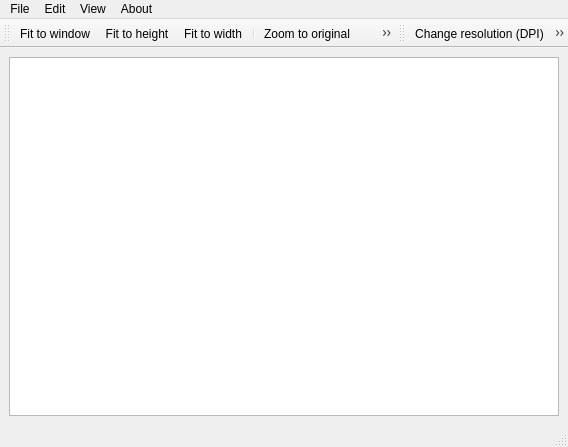
The window that dialogs/mainwindow.ui (zdenop/Qt-Leptonica) describes before a commit, drawn with Qt 5.
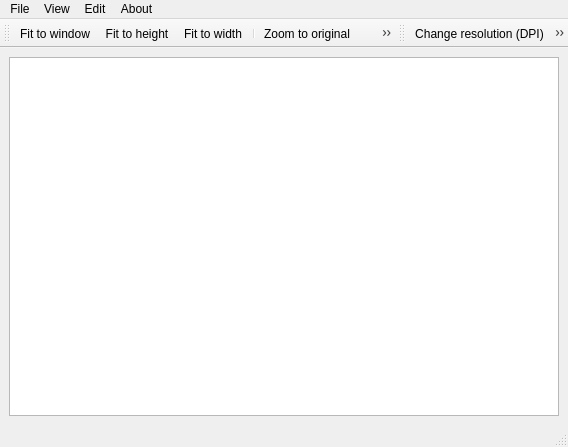
The same window after the commit. Icons and pictures are not drawn.

Patch:
```diff
--- a/dialogs/mainwindow.ui
+++ b/dialogs/mainwindow.ui
@@ -34,7 +34,7 @@
      <x>0</x>
      <y>0</y>
      <width>568</width>
-     <height>19</height>
+     <height>21</height>
     </rect>
    </property>
    <widget class="QMenu" name="menuAbout">
@@ -92,8 +92,8 @@
     <addaction name="actionConvert2GS"/>
    </widget>
    <addaction name="menuFile"/>
-   <addaction name="menuEdit"/>
    <addaction name="menuView"/>
+   <addaction name="menuEdit"/>
    <addaction name="menuAbout"/>
   </widget>
   <widget class="QStatusBar" name="statusbar"/>
```
Left out of the diff: 46 changed lines with no effect on the pictures.
